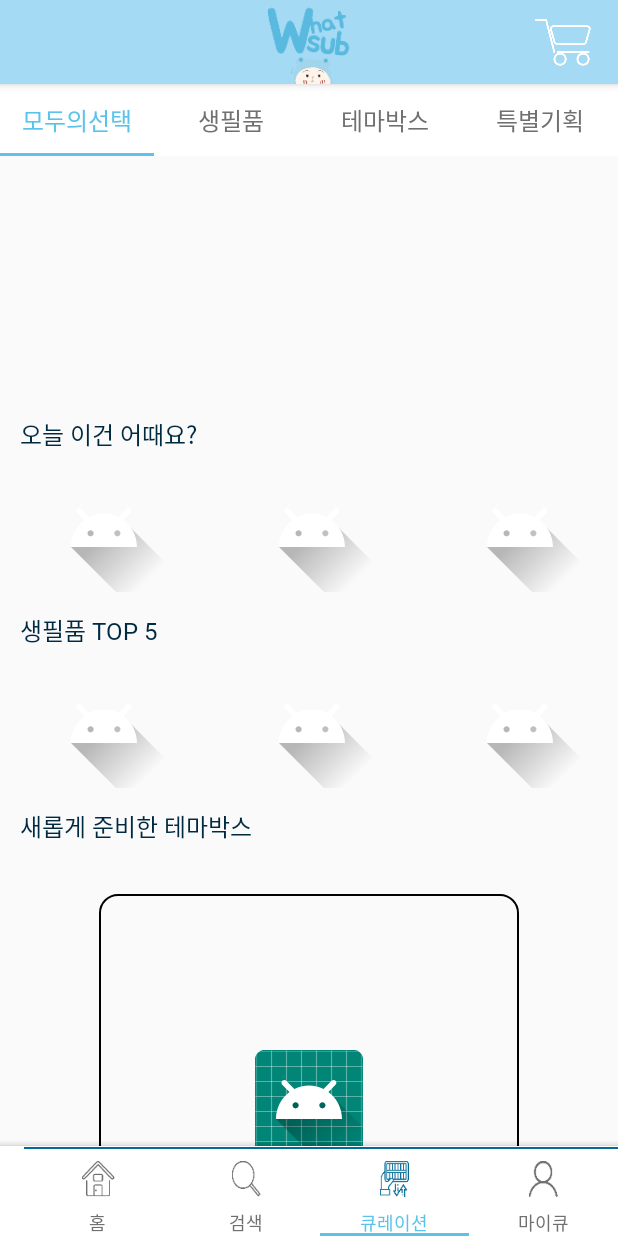
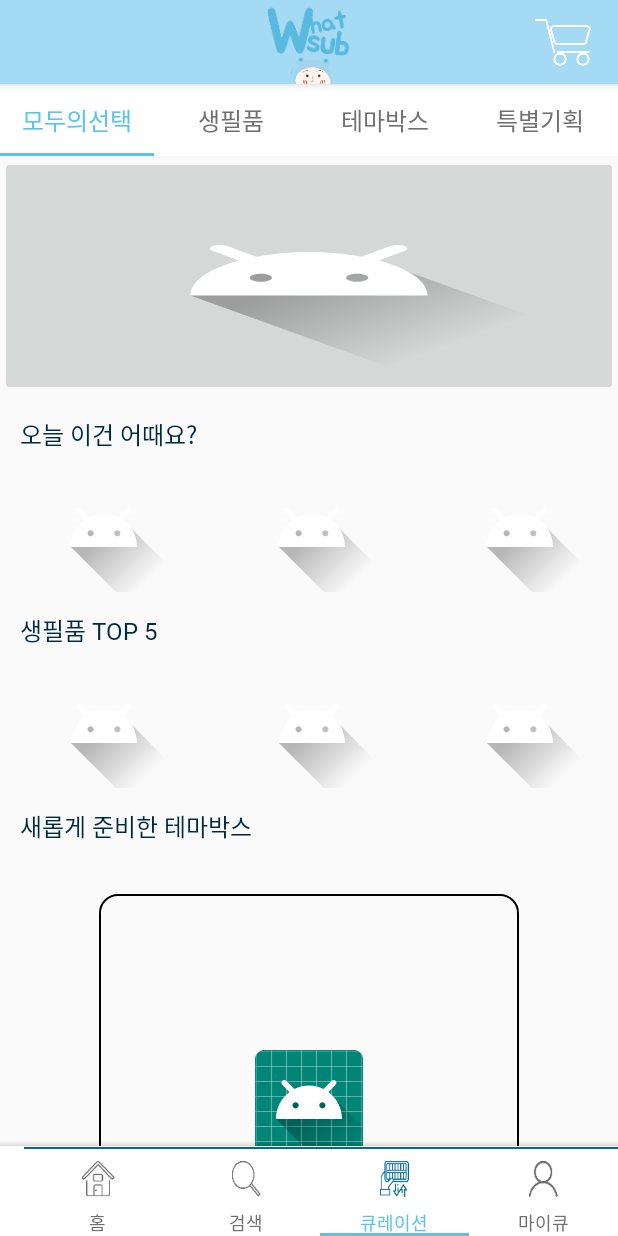
Before and after one commit to ryujw7/whatsupq, an Android app: the ChoicePlaceholderFragment screen opened directly, with no data from a screen before it, item 3 of the bottom bar chosen, on a phone screen of 412 x 824 dp. Run offline under Robolectric (Android 15) with nearby library versions, the light colour scheme and no system bars.

Commit message:
홈 배너 문제 해결, 로그인, 회원가입 기능 구현완료(통신까지)

```diff
--- a/app/src/main/AndroidManifest.xml
+++ b/app/src/main/AndroidManifest.xml
@@ -3,6 +3,7 @@
           package="com.example.whatsupq">
     <uses-permission android:name="android.permission.INTERNET"/>
     <application
+            android:usesCleartextTraffic="true"
             android:allowBackup="true"
             android:icon="@drawable/main_banner"
             android:label="@string/app_name"
--- a/app/src/main/java/com/example/whatsupq/ui/home/ChoicePlaceholderFragment.kt
+++ b/app/src/main/java/com/example/whatsupq/ui/home/ChoicePlaceholderFragment.kt
@@ -4,11 +4,13 @@ import android.os.Bundle
 import android.view.LayoutInflater
 import android.view.View
 import android.view.ViewGroup
+import androidx.core.graphics.toColor
 import androidx.fragment.app.Fragment
 import androidx.lifecycle.ViewModelProviders
 import androidx.recyclerview.widget.LinearLayoutManager
 import androidx.recyclerview.widget.RecyclerView
 import com.example.whatsupq.R
+import com.example.whatsupq.SwipeViewPager
 import com.example.whatsupq.ui.PageViewModel
 
 /**
@@ -18,7 +20,6 @@ class ChoicePlaceholderFragment : Fragment() {
 
     private var itemList1 = ArrayList<ChoiceItem>()
     private var itemList2 = ArrayList<ChoiceItem>()
-
     private lateinit var pageViewModel: PageViewModel
     override fun onCreate(savedInstanceState: Bundle?) {
         super.onCreate(savedInstanceState)
@@ -46,10 +47,13 @@ class ChoicePlaceholderFragment : Fragment() {
         val mAdapter2 = ChoiceItemAdapter(activity!!,itemList2)
         val firstList = root.findViewById<RecyclerView>(R.id.main_listview1)
         val secondList = root.findViewById<RecyclerView>(R.id.main_listview2)
+        val bannerList : SwipeViewPager = root.findViewById(R.id.fragment_home_banner)
         firstList.adapter = mAdapter1
         firstList.layoutManager = LinearLayoutManager(activity,LinearLayoutManager.HORIZONTAL, false)
         secondList.adapter = mAdapter2
         secondList.layoutManager = LinearLayoutManager(activity, LinearLayoutManager.HORIZONTAL, false)
+        bannerList.setPagingEnabled(true)
+        bannerList.adapter = HomeBannerItemAdapter(childFragmentManager)
         return root
     }
 
--- /dev/null
+++ b/app/src/main/java/com/example/whatsupq/ui/home/HomeBannerItemAdapter.kt
@@ -0,0 +1,23 @@
+package com.example.whatsupq.ui.home
+
+import androidx.fragment.app.Fragment
+import androidx.fragment.app.FragmentManager
+import androidx.fragment.app.FragmentPagerAdapter
+import com.example.whatsupq.R
+
+
+class HomeBannerItemAdapter(fm: FragmentManager) : FragmentPagerAdapter(fm) {
+    val resIdList = arrayListOf<Int>(
+        R.drawable.ic_launcher_foreground,
+        R.drawable.ic_launcher_foreground,
+        R.drawable.ic_launcher_foreground,
+        R.drawable.ic_launcher_foreground
+    )
+    override fun getItem(position: Int): Fragment {
+        return HomeBannerItemFragment(resIdList[position])
+    }
+
+    override fun getCount(): Int {
+        return resIdList.size
+    }
+}
--- /dev/null
+++ b/app/src/main/java/com/example/whatsupq/ui/home/HomeBannerItemFragment.kt
@@ -0,0 +1,21 @@
+package com.example.whatsupq.ui.home
+
+import android.os.Bundle
+import android.view.LayoutInflater
+import android.view.View
+import android.view.ViewGroup
+import androidx.fragment.app.Fragment
+import com.example.whatsupq.R
+import kotlinx.android.synthetic.main.fragment_home_choiceall_banner_item.*
+
+class HomeBannerItemFragment(res : Int) : Fragment() {
+    private val resId = res
+    override fun onCreateView(inflater: LayoutInflater, container: ViewGroup?, savedInstanceState: Bundle?): View? {
+        return inflater.inflate(R.layout.fragment_home_choiceall_banner_item, container, false)
+    }
+
+    override fun onActivityCreated(savedInstanceState: Bundle?) {
+        super.onActivityCreated(savedInstanceState)
+        home_banner.setImageResource(resId)
+    }
+}
--- a/app/src/main/java/com/example/whatsupq/ui/main/MyPageFragment.kt
+++ b/app/src/main/java/com/example/whatsupq/ui/main/MyPageFragment.kt
@@ -13,23 +13,43 @@ import kotlinx.android.synthetic.main.mypage_notfound.view.*
         /**
          * A placeholder fragment containing a simple view.
          */
-class MyPageFragment(login: Boolean) : Fragment() { // 아마 파라미터는 수정되어야 할 것..
-    var isLogin = login
+        class MyPageFragment : Fragment() { // 아마 파라미터는 수정되어야 할 것..
+        var isLogin = false
+        var REQUEST_LOGIN = 10
+        var RESULT_SUCCESS = 200
+        var RESULT_FAILED = 400
+        fun MyPageFragment() {
+
+        }
+
         override fun onCreateView(
             inflater: LayoutInflater, container: ViewGroup?,
             savedInstanceState: Bundle?
     ): View? {
-
         if (isLogin) {
             return inflater.inflate(R.layout.fragment_mypage, container, false)
         } else {
             val root = inflater.inflate(R.layout.mypage_notfound, container, false)
+            val intent = Intent(activity, LoginActivity::class.java)
             root.notFound_txt.text = "회원가입하고 나만의 큐를 확인해요"
             root.notFound_btn.text = "로그인 / 회원가입"
             root.notFound_btn.setOnClickListener {
-                startActivity(Intent(activity, LoginActivity::class.java))
+                startActivityForResult(intent, REQUEST_LOGIN)
             }
             return root
+        }
+    }
+
+    override fun onActivityResult(requestCode: Int, resultCode: Int, data: Intent?) {
+        super.onActivityResult(requestCode, resultCode, data)
+        if (requestCode == REQUEST_LOGIN) {
+            if (resultCode == RESULT_SUCCESS) {
+                isLogin = true
+                fragmentManager!!.beginTransaction().detach(this).attach(this).commit()
+            } else if (resultCode == RESULT_FAILED) {
+                isLogin = false
+                fragmentManager!!.beginTransaction().detach(this).attach(this).commit()
+            }
         }
     }
 
@@ -46,8 +66,7 @@ class MyPageFragment(login: Boolean) : Fragment() { // 아마 파라미터는
          */
         @JvmStatic
         fun newInstance(sectionNumber: Int): MyPageFragment {
-            var login = false // 로그인 여부 확인 필요. 테스트용으로 우겨넣음
-            return MyPageFragment(login).apply {
+            return MyPageFragment().apply {
                 arguments = Bundle().apply {
                     putInt(ARG_SECTION_NUMBER, sectionNumber)
                 }
--- a/app/src/main/res/layout/activity_splash.xml
+++ b/app/src/main/res/layout/activity_splash.xml
@@ -21,9 +21,9 @@
                       android:layout_centerVertical="true"
                       android:orientation="vertical">
             <TextView
-                    android:text="What's up"
+                    android:text="What`s up"
                     android:gravity="center"
-                    android:fontFamily="@font/locussangsang"
+                    android:fontFamily="@font/goyangilsanr"
                     android:textSize="50sp"
                     android:textColor="@color/lightblue_two"
                     android:layout_width="wrap_content"
--- a/app/src/main/res/layout/fragment_home_choiceall.xml
+++ b/app/src/main/res/layout/fragment_home_choiceall.xml
@@ -12,11 +12,12 @@
             android:layout_height="wrap_content"
             android:orientation="vertical"
             android:paddingBottom="70dp">
-        <androidx.viewpager.widget.ViewPager
+        <com.example.whatsupq.SwipeViewPager
                 android:id="@+id/fragment_home_banner"
                 android:layout_width="match_parent"
-                android:layout_height="160dp">
-        </androidx.viewpager.widget.ViewPager>
+                android:layout_height="160dp"
+                android:scrollIndicators="top">
+        </com.example.whatsupq.SwipeViewPager>
         <TextView
                 android:layout_width="match_parent"
                 android:layout_height="wrap_content"
--- /dev/null
+++ b/app/src/main/res/layout/fragment_home_choiceall_banner_item.xml
@@ -0,0 +1,12 @@
+<?xml version="1.0" encoding="utf-8"?>
+<LinearLayout xmlns:android="http://schemas.android.com/apk/res/android"
+              android:orientation="vertical"
+              android:layout_width="match_parent"
+              android:layout_height="match_parent">
+    <ImageButton
+            android:layout_width="match_parent"
+            android:layout_height="match_parent"
+            android:id="@+id/home_banner"
+            android:scaleType="fitXY"
+    />
+</LinearLayout>
```
Also changed, not shown: app/src/main/java/com/example/whatsupq/DB/SearchSharedPreferenceController.kt (added, +25 -0 lines), app/src/main/java/com/example/whatsupq/DB/SharedPreferenceController.kt (added, +28 -0 lines), app/src/main/java/com/example/whatsupq/LoginActivity.kt (+6 -2 lines), app/src/main/java/com/example/whatsupq/RegisterActivity.kt (+64 -4 lines). Lines whose indentation alone changed are shown as unchanged.
